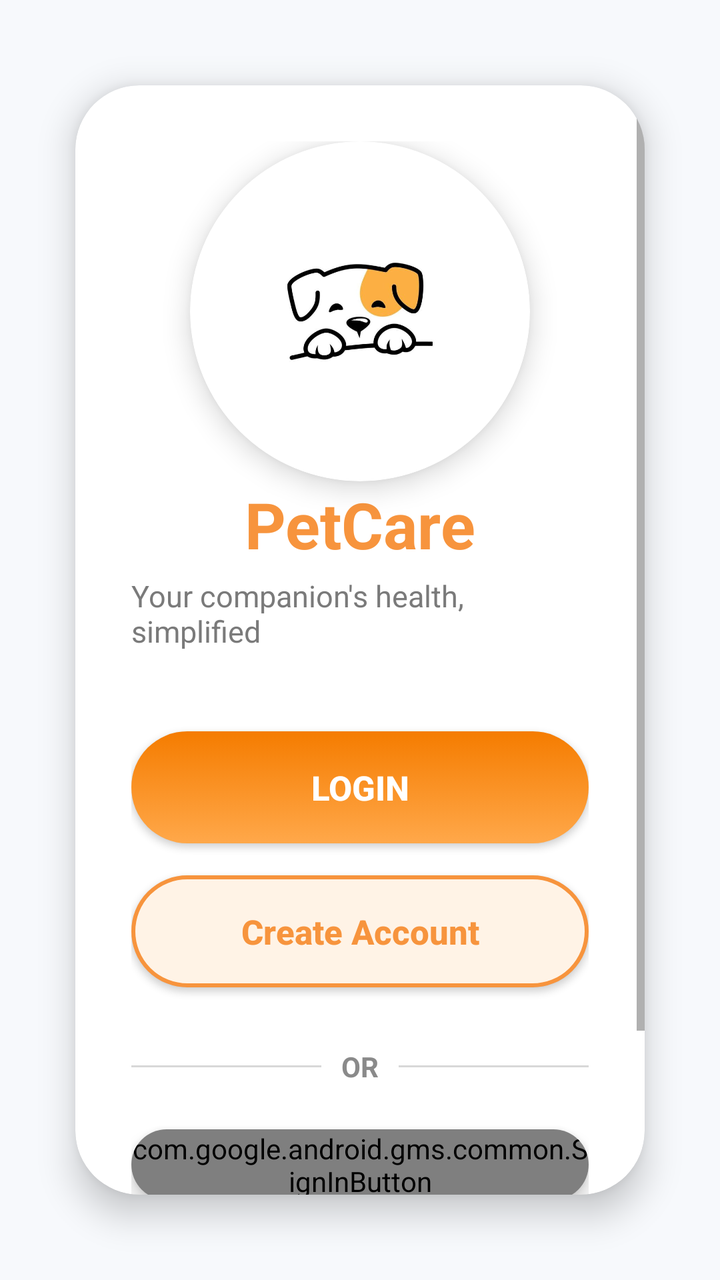
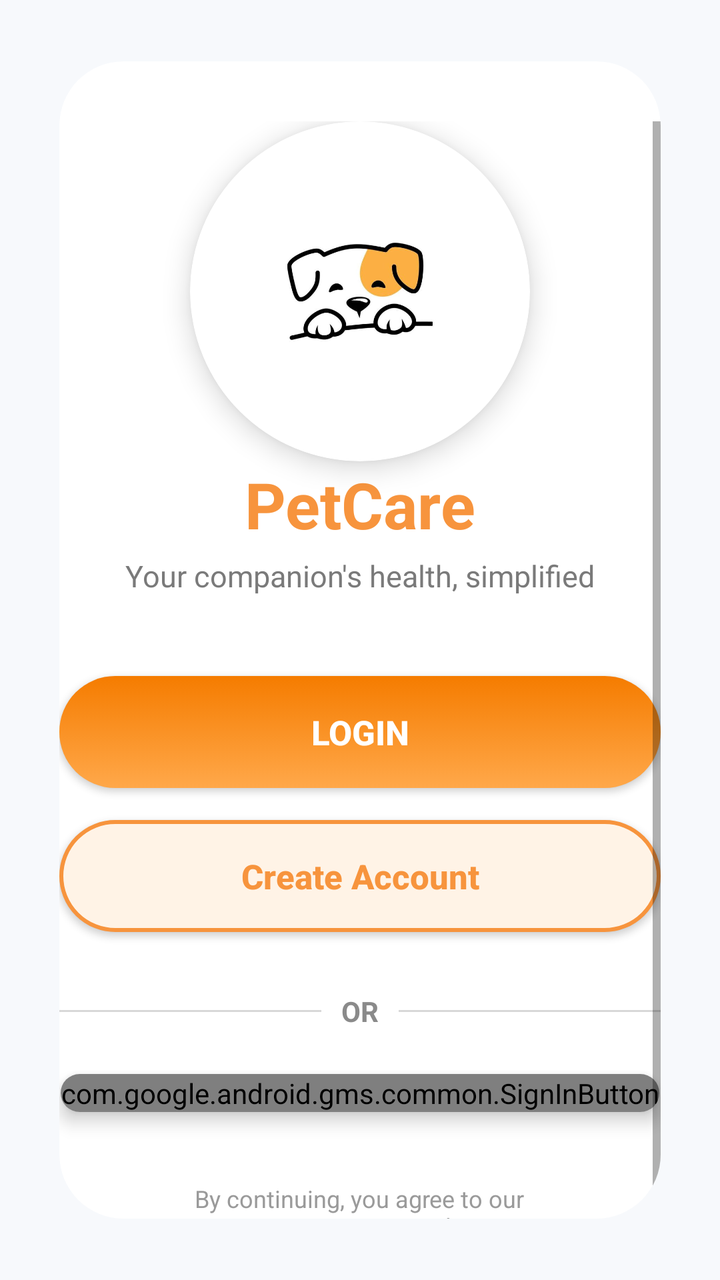

Compare the two renders of this Android layout. The source of the first and the diff that turns it into the second are given below.
<!-- AndroidManifest.xml: application theme Theme.PETCARE -->
<!-- res/layout/landingpage.xml -->
<?xml version="1.0" encoding="utf-8"?>

<androidx.constraintlayout.widget.ConstraintLayout
    xmlns:android="http://schemas.android.com/apk/res/android"
    xmlns:app="http://schemas.android.com/apk/res-auto"
    android:layout_width="match_parent"
    android:layout_height="match_parent"
    android:background="#F7F9FC">

    <androidx.cardview.widget.CardView
        android:layout_width="0dp"
        android:layout_height="0dp"
        android:layout_margin="18dp"
        app:cardCornerRadius="32dp"
        app:cardElevation="10dp"
        app:cardUseCompatPadding="true"
        app:layout_constraintTop_toTopOf="parent"
        app:layout_constraintBottom_toBottomOf="parent"
        app:layout_constraintStart_toStartOf="parent"
        app:layout_constraintEnd_toEndOf="parent">

        <ScrollView
            android:layout_width="match_parent"
            android:layout_height="match_parent"
            android:fillViewport="true">

            <LinearLayout
                android:layout_width="match_parent"
                android:layout_height="wrap_content"
                android:gravity="center_horizontal"
                android:orientation="vertical"
                android:padding="28dp">

                <androidx.cardview.widget.CardView
                    android:layout_width="170dp"
                    android:layout_height="170dp"
                    app:cardCornerRadius="85dp"
                    app:cardElevation="8dp"
                    app:cardBackgroundColor="#FFFFFF">

                    <ImageView
                        android:id="@+id/imgLogo"
                        android:layout_width="match_parent"
                        android:layout_height="match_parent"
                        android:padding="20dp"
                        android:src="@drawable/pet_logo"
                        android:scaleType="centerInside"/>

                </androidx.cardview.widget.CardView>

                <TextView
                    android:layout_width="wrap_content"
                    android:layout_height="wrap_content"
                    android:text="PetCare"
                    android:textColor="#F7943D"
                    android:textSize="32sp"
                    android:textStyle="bold"/>

                <TextView
                    android:layout_width="wrap_content"
                    android:layout_height="wrap_content"
                    android:text="Your companion's health, simplified"
                    android:textColor="#7A7A7A"
                    android:textSize="15sp"
                    android:layout_marginTop="4dp"
                    android:layout_marginBottom="40dp"/>

                <Button
                    android:id="@+id/btnLogin"
                    android:layout_width="match_parent"
                    android:layout_height="56dp"
                    android:background="@drawable/button_orange"
                    android:elevation="6dp"
                    android:textAllCaps="false"
                    android:textSize="17sp"
                    android:text="LOGIN"
                    android:textStyle="bold"
                    android:textColor="#FFFFFF"/>

                <Button
                    android:id="@+id/btnCreateAccount"
                    android:layout_width="match_parent"
                    android:layout_height="56dp"
                    android:layout_marginTop="16dp"
                    android:background="@drawable/button_light"
                    android:elevation="6dp"
                    android:textAllCaps="false"
                    android:textSize="17sp"
                    android:textColor="#F7943D"
                    android:text="Create Account"
                    android:textStyle="bold"/>

                <LinearLayout
                    android:layout_width="match_parent"
                    android:layout_height="wrap_content"
                    android:layout_marginTop="30dp"
                    android:layout_marginBottom="22dp"
                    android:gravity="center_vertical"
                    android:orientation="horizontal">

                    <View
                        android:layout_width="0dp"
                        android:layout_height="1dp"
                        android:layout_weight="1"
                        android:background="#D8D8D8"/>

                    <TextView
                        android:layout_width="wrap_content"
                        android:layout_height="wrap_content"
                        android:layout_marginHorizontal="10dp"
                        android:text="OR"
                        android:textColor="#8A8A8A"
                        android:textStyle="bold"/>

                    <View
                        android:layout_width="0dp"
                        android:layout_height="1dp"
                        android:layout_weight="1"
                        android:background="#D8D8D8"/>

                </LinearLayout>

                <androidx.cardview.widget.CardView
                    android:layout_width="wrap_content"
                    android:layout_height="wrap_content"
                    app:cardCornerRadius="18dp"
                    app:cardElevation="5dp">

                    <com.google.android.gms.common.SignInButton
                        android:id="@+id/btnGoogle"
                        android:layout_width="wrap_content"
                        android:layout_height="wrap_content"/>

                </androidx.cardview.widget.CardView>

                <TextView
                    android:layout_width="wrap_content"
                    android:layout_height="wrap_content"
                    android:layout_marginTop="35dp"
                    android:gravity="center"
                    android:text="By continuing, you agree to our\nTerms &amp; Privacy Policy"
                    android:textAlignment="center"
                    android:textColor="#9A9A9A"
                    android:textSize="12sp"/>

            </LinearLayout>

        </ScrollView>

    </androidx.cardview.widget.CardView>

</androidx.constraintlayout.widget.ConstraintLayout>
<!-- resources referenced by this layout -->
<resources>
  <!-- drawable button_light (drawable) -->
  <?xml version="1.0" encoding="utf-8"?>
  <selector xmlns:android="http://schemas.android.com/apk/res/android">
  
      <item android:state_pressed="true">
          <shape>
              <solid android:color="#FFE3C2"/>
              <corners android:radius="30dp"/>
          </shape>
      </item>
  
      <item>
          <shape>
              <solid android:color="#FFF3E6"/>
              <stroke
                  android:width="2dp"
                  android:color="#F7943D"/>
  
              <corners android:radius="30dp"/>
          </shape>
      </item>
  
  </selector>
  <!-- drawable button_orange (drawable) -->
  <?xml version="1.0" encoding="utf-8"?>
  <selector xmlns:android="http://schemas.android.com/apk/res/android">
  
      
      <item android:state_pressed="true">
          <shape android:shape="rectangle">
              <solid android:color="#E67E22"/>
              <corners android:radius="30dp"/>
          </shape>
      </item>
  
      
      <item>
          <shape android:shape="rectangle">
              <gradient
                  android:angle="90"
                  android:startColor="#FFA84A"
                  android:endColor="#F57C00"/>
  
              <corners android:radius="30dp"/>
  
              <padding
                  android:left="16dp"
                  android:right="16dp"
                  android:top="12dp"
                  android:bottom="12dp"/>
          </shape>
      </item>
  
  </selector>
  <!-- drawable pet_logo: png bitmap (drawable, 122432 bytes) -->
  <style name="Theme.PETCARE" parent="Theme.AppCompat.Light.NoActionBar">
          
      </style>
</resources>

<!-- the commit's change to res/layout/landingpage.xml (unified diff, before → after) -->
@@ -8,43 +8,46 @@
     android:background="#F7F9FC">
 
     <androidx.cardview.widget.CardView
-        android:layout_width="0dp"
-        android:layout_height="0dp"
+        android:layout_width="match_parent"
+        android:layout_height="match_parent"
         android:layout_margin="18dp"
         app:cardCornerRadius="32dp"
-        app:cardElevation="10dp"
+        app:cardElevation="0dp"
         app:cardUseCompatPadding="true"
-        app:layout_constraintTop_toTopOf="parent"
         app:layout_constraintBottom_toBottomOf="parent"
+        app:layout_constraintEnd_toEndOf="parent"
         app:layout_constraintStart_toStartOf="parent"
-        app:layout_constraintEnd_toEndOf="parent">
+        app:layout_constraintTop_toTopOf="parent">
 
         <ScrollView
             android:layout_width="match_parent"
             android:layout_height="match_parent"
-            android:fillViewport="true">
+            android:fillViewport="true"
+            android:layout_marginTop="30dp">
 
             <LinearLayout
                 android:layout_width="match_parent"
                 android:layout_height="wrap_content"
                 android:gravity="center_horizontal"
                 android:orientation="vertical"
-                android:padding="28dp">
+                >
 
                 <androidx.cardview.widget.CardView
                     android:layout_width="170dp"
                     android:layout_height="170dp"
+                    app:cardBackgroundColor="#FFFFFF"
                     app:cardCornerRadius="85dp"
-                    app:cardElevation="8dp"
-                    app:cardBackgroundColor="#FFFFFF">
+                    app:cardElevation="8dp">
+
 
                     <ImageView
+
                         android:id="@+id/imgLogo"
                         android:layout_width="match_parent"
                         android:layout_height="match_parent"
                         android:padding="20dp"
-                        android:src="@drawable/pet_logo"
-                        android:scaleType="centerInside"/>
+                        android:scaleType="centerInside"
+                        android:src="@drawable/pet_logo" />
 
                 </androidx.cardview.widget.CardView>
 
@@ -54,28 +57,34 @@
                     android:text="PetCare"
                     android:textColor="#F7943D"
                     android:textSize="32sp"
-                    android:textStyle="bold"/>
+                    android:textStyle="bold" />
 
                 <TextView
                     android:layout_width="wrap_content"
                     android:layout_height="wrap_content"
+                    android:layout_marginTop="4dp"
+                    android:layout_marginBottom="40dp"
                     android:text="Your companion's health, simplified"
                     android:textColor="#7A7A7A"
-                    android:textSize="15sp"
-                    android:layout_marginTop="4dp"
-                    android:layout_marginBottom="40dp"/>
+                    android:textSize="15sp" />
+
+                <View
+                    android:layout_width="match_parent"
+                    android:layout_height="0dp"
+                    android:layout_weight="1"/>
 
                 <Button
+
                     android:id="@+id/btnLogin"
                     android:layout_width="match_parent"
                     android:layout_height="56dp"
                     android:background="@drawable/button_orange"
                     android:elevation="6dp"
+                    android:text="LOGIN"
                     android:textAllCaps="false"
+                    android:textColor="#FFFFFF"
                     android:textSize="17sp"
-                    android:text="LOGIN"
-                    android:textStyle="bold"
-                    android:textColor="#FFFFFF"/>
+                    android:textStyle="bold" />
 
                 <Button
                     android:id="@+id/btnCreateAccount"
@@ -84,11 +93,11 @@
                     android:layout_marginTop="16dp"
                     android:background="@drawable/button_light"
                     android:elevation="6dp"
+                    android:text="Create Account"
                     android:textAllCaps="false"
+                    android:textColor="#F7943D"
                     android:textSize="17sp"
-                    android:textColor="#F7943D"
-                    android:text="Create Account"
-                    android:textStyle="bold"/>
+                    android:textStyle="bold" />
 
                 <LinearLayout
                     android:layout_width="match_parent"
@@ -102,7 +111,7 @@
                         android:layout_width="0dp"
                         android:layout_height="1dp"
                         android:layout_weight="1"
-                        android:background="#D8D8D8"/>
+                        android:background="#D8D8D8" />
 
                     <TextView
                         android:layout_width="wrap_content"
@@ -110,13 +119,13 @@
                         android:layout_marginHorizontal="10dp"
                         android:text="OR"
                         android:textColor="#8A8A8A"
-                        android:textStyle="bold"/>
+                        android:textStyle="bold" />
 
                     <View
                         android:layout_width="0dp"
                         android:layout_height="1dp"
                         android:layout_weight="1"
-                        android:background="#D8D8D8"/>
+                        android:background="#D8D8D8" />
 
                 </LinearLayout>
 
@@ -129,7 +138,7 @@
                     <com.google.android.gms.common.SignInButton
                         android:id="@+id/btnGoogle"
                         android:layout_width="wrap_content"
-                        android:layout_height="wrap_content"/>
+                        android:layout_height="wrap_content" />
 
                 </androidx.cardview.widget.CardView>
 
@@ -141,7 +150,7 @@
                     android:text="By continuing, you agree to our\nTerms &amp; Privacy Policy"
                     android:textAlignment="center"
                     android:textColor="#9A9A9A"
-                    android:textSize="12sp"/>
+                    android:textSize="12sp" />
 
             </LinearLayout>
 
